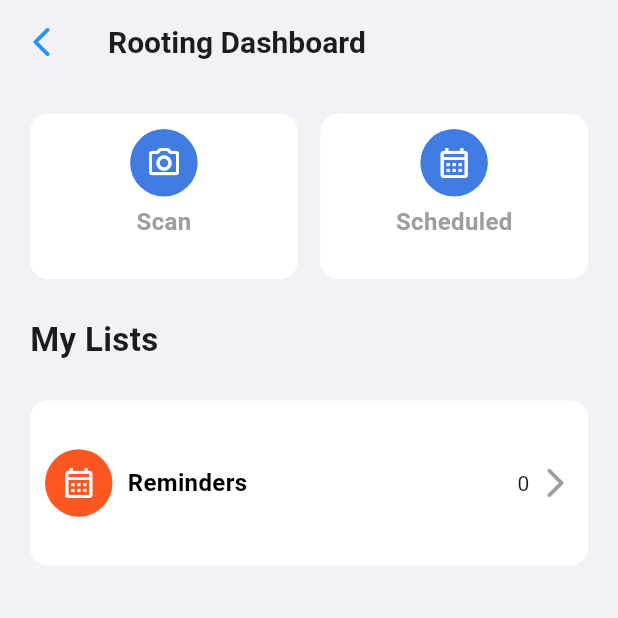
After one commit to bawantha2001/MindCare, a Flutter app: the MainScreen screen opened directly, after a tap on "Routine Tracker", on a phone screen of 412 x 824 dp, the top half of it. The commit adds this screen. Run offline on Flutter 3.47's test engine with Material 3 defaults, Android fonts, the phone set to English and light mode, and no system bars; our stand-ins replace camera, cloud_firestore, contained_tab_bar_view, firebase_auth, firebase_core, flutter_chat_types and 8 more; missing offline and left inert: alarm, flutter_firebase_chat_core, flutter_randomcolor, flutter_sound, smart_popup, tflite_v2; accounts and stored records are empty.

Commit message:
updated_changes_new

```diff
--- /dev/null
+++ b/lib/models/reminder_model.dart
@@ -0,0 +1,26 @@
+import 'dart:convert';
+
+class ReminderModel{
+  int? id;
+  DateTime? dateTime;
+  String? title;
+
+  ReminderModel({required this.id,required this.dateTime,required this.title});
+
+  factory ReminderModel.fromJson(Map<String,dynamic> json){
+    return ReminderModel(
+        id: json['id'],
+        dateTime: DateTime.parse(json['dateTime']),
+        title: json['title']
+    );
+  }
+
+  Map<String, dynamic> toJson() => {
+    'id': id,
+    'dateTime': dateTime!.toIso8601String(),
+    'title': title,
+  };
+
+
+
+}
--- /dev/null
+++ b/lib/provider/remind_provider.dart
@@ -0,0 +1,93 @@
+import 'dart:convert';
+import 'dart:io';
+
+import 'package:alarm/alarm.dart';
+import 'package:alarm/model/alarm_settings.dart';
+import 'package:alarm/model/notification_settings.dart';
+import 'package:alarm/model/volume_settings.dart';
+import 'package:flutter/widgets.dart';
+import 'package:medication/models/reminder_model.dart';
+import 'package:shared_preferences/shared_preferences.dart';
+
+class RemindProvider with ChangeNotifier{
+  List<ReminderModel>? _reminder_List;
+  SharedPreferences? remindPref;
+
+  List<ReminderModel>? get reminder_List => _reminder_List;
+
+  Future<void> saveReminder(int reminderId,DateTime dateTime,String title) async {
+
+    try{
+      remindPref = await SharedPreferences.getInstance();
+
+      final String? jsonString = remindPref!.getString("reminders");
+      _reminder_List = [];
+      if(jsonString != null){
+        final List<dynamic> decoded = jsonDecode(jsonString);
+        _reminder_List = decoded
+            .map((item) => ReminderModel.fromJson(item as Map<String, dynamic>))
+            .toList();
+      }
+
+      _reminder_List!.add(
+          ReminderModel(
+              id: reminderId,
+              dateTime: dateTime,
+              title: title));
+
+      final String updatedJson = jsonEncode(
+        _reminder_List!.map((r) => r.toJson()).toList(),
+      );
+
+      await remindPref!.setString("reminders", updatedJson);
+
+      notifyListeners();
+
+      final alarmSettings = AlarmSettings(
+        iOSBackgroundAudio: true,
+        androidStopAlarmOnTermination: true,
+        id: reminderId,
+        dateTime: dateTime,
+        assetAudioPath: 'assets/alarm.mp3',
+        loopAudio: false,
+        vibrate: true,
+        warningNotificationOnKill: Platform.isIOS,
+        androidFullScreenIntent: false,
+        volumeSettings: VolumeSettings.fade(
+          volume: 0.8,
+          fadeDuration: Duration(seconds: 5),
+          volumeEnforced: true,
+        ),
+        notificationSettings: NotificationSettings(
+          title: title,
+          body: '$title Reminder',
+          stopButton: 'Stop the alarm',
+          icon: 'notification_icon',
+          iconColor: Color.fromRGBO(64, 124, 226, 1),
+        ),
+      );
+
+      await Alarm.set(alarmSettings: alarmSettings);
+      print("Alarm Saved");
+    }catch(ex){
+      print(ex);
+    }
+  }
+
+  Future<void> fetchReminder()async{
+    remindPref = await SharedPreferences.getInstance();
+
+    final String? jsonString = remindPref!.getString("reminders");
+    _reminder_List = [];
+
+    if(jsonString != null){
+      final List<dynamic> decoded = jsonDecode(jsonString);
+      _reminder_List = decoded
+          .map((item) => ReminderModel.fromJson(item as Map<String, dynamic>))
+          .toList();
+      notifyListeners();
+    }
+  }
+
+
+}
--- a/lib/screens/do_excersice_screen.dart
+++ b/lib/screens/do_excersice_screen.dart
@@ -77,6 +77,7 @@ class _DoExcersiceScreenState extends State<DoExcersiceScreen> {
   Widget build(BuildContext context) {
     return Scaffold(
       appBar: AppBar(
+        backgroundColor: Color.fromRGBO(242, 242, 246, 1),
         title: Text("${widget.exName}"),
         leading: GestureDetector(onTap:() {
           Navigator.pop(context);
@@ -88,6 +89,7 @@ class _DoExcersiceScreenState extends State<DoExcersiceScreen> {
         padding: EdgeInsets.only(left: 15,top: 15,right: 15,bottom: 2),
         height: MediaQuery.of(context).size.height,
         width: MediaQuery.of(context).size.width,
+        color: Color.fromRGBO(242, 242, 246, 1),
         child:Column(
           children: [
             YoutubePlayer(
--- a/lib/screens/excersice_screen.dart
+++ b/lib/screens/excersice_screen.dart
@@ -16,6 +16,7 @@ class _ExcersiceScreenState extends State<ExcersiceScreen> {
   Widget build(BuildContext context) {
     return  Scaffold(
       appBar: AppBar(
+        backgroundColor: Color.fromRGBO(242, 242, 246, 1),
         title: Text("All Exercisices"),
         leading: GestureDetector(onTap:() {
           Navigator.pop(context);
@@ -27,7 +28,7 @@ class _ExcersiceScreenState extends State<ExcersiceScreen> {
         child: Container(
           width: double.infinity,
           decoration: BoxDecoration(
-              color: Colors.white
+              color: Color.fromRGBO(242, 242, 246, 1),
           ),
           child: Padding(
             padding: const EdgeInsets.all(12.0),
--- a/lib/screens/face_detect_dashboard.dart
+++ b/lib/screens/face_detect_dashboard.dart
@@ -20,6 +20,7 @@ class _FaceDetectDashboardState extends State<FaceDetectDashboard> {
   Widget build(BuildContext context) {
     return Scaffold(
       appBar: AppBar(
+        backgroundColor: Color.fromRGBO(242, 242, 246, 1),
         title: Consumer<UserAuthProvider>(builder: (BuildContext context, userAuthProvider, Widget? child) {
           return Text("Good Morning ${userAuthProvider.userModel?.name??""} ${widget.faceType=="Happy"?"😄":widget.faceType=="Sad"?"😟":"😡"}",style: TextStyle(fontSize: 20,fontWeight:FontWeight.w600 ),);
         }),
@@ -35,7 +36,7 @@ class _FaceDetectDashboardState extends State<FaceDetectDashboard> {
           height: double.infinity,
           width: double.infinity,
           decoration: BoxDecoration(
-            color: Colors.white,
+            color: Color.fromRGBO(242, 242, 246, 1),
           ),
           child: Column(
             crossAxisAlignment: CrossAxisAlignment.start,
--- a/lib/screens/main_screen.dart
+++ b/lib/screens/main_screen.dart
@@ -6,7 +6,9 @@ import 'package:get/get_core/src/get_main.dart';
 import 'package:medication/provider/auth_provider.dart';
 import 'package:medication/screens/chat_Screen/chat_screen.dart';
 import 'package:medication/screens/moodCompanion.dart';
+import 'package:medication/screens/rooting_dashboard_screen/rooting_dasshboard_screen.dart';
 import 'package:medication/screens/speech_analysis_page.dart';
+import 'package:medication/screens/welcome_screen/welcome_screen.dart';
 import 'package:provider/provider.dart';
 
 import 'routineTracker.dart';
@@ -60,16 +62,47 @@ class _MainScreenState extends State<MainScreen> {
               height: double.infinity,
               width: double.infinity,
               decoration: BoxDecoration(
-                color: Colors.white,
+                color: Color.fromRGBO(242, 242, 246, 1),
               ),
               child: Column(
                 crossAxisAlignment: CrossAxisAlignment.start,
                 children: [
-                  Column(
-                    crossAxisAlignment: CrossAxisAlignment.start,
+                  Row(
                     children: [
-                      Text("Welcome ${authProvider.userModel?.name??""}",style: TextStyle(fontSize: 24,fontWeight:FontWeight.w600 ),),
-                      Text("MindCare",style: TextStyle(fontSize: 16,fontWeight:FontWeight.w600,color: Color.fromRGBO(0, 126, 154, 1), ),),
+                      Column(
+                        crossAxisAlignment: CrossAxisAlignment.start,
+                        children: [
+                          Text("Welcome ${authProvider.userModel?.name??""}",style: TextStyle(fontSize: 24,fontWeight:FontWeight.w600 ),),
+                          Text("MindCare",style: TextStyle(fontSize: 16,fontWeight:FontWeight.w600,color: Color.fromRGBO(0, 126, 154, 1), ),),
+                        ],
+                      ),
+                      Spacer(),
+                      GestureDetector(
+                        onTap: (){
+                          showDialog(context: context, builder: (context) {
+                            return AlertDialog(
+                              title: Text("Log Out"),
+                              content: Text("Are you sure you want to Log Out?"),
+                              actions: [
+                                TextButton(
+                                  child: const Text('Cancel'),
+                                  onPressed: () {
+                                    Navigator.of(context).pop();
+                                  },
+                                ),
+                                TextButton(
+                                  child: const Text('Yes LogOut'),
+                                  onPressed: () {
+                                    Provider.of<UserAuthProvider>(context,listen: false).signOut().then((onValue){
+                                      Navigator.pushAndRemoveUntil(context, MaterialPageRoute(builder: (context) => WelcomeScreen(),), (Route<dynamic> route) => false,);
+                                    });
+                                  },
+                                ),
+                              ],
+                            );
+                          },);
+                        },
+                          child: Icon(Icons.login_rounded,size: 30,color: Colors.redAccent,))
                     ],
                   ),
                   SizedBox(height: 100,),
@@ -84,7 +117,7 @@ class _MainScreenState extends State<MainScreen> {
                         children: [
                           GestureDetector(
                             onTap: (){
-                              Get.to(Routinetracker());
+                              Get.to(RootingDasshboardScreen());
                             },
                             child: Column(
                               children: [
--- a/lib/screens/music_screen.dart
+++ b/lib/screens/music_screen.dart
@@ -14,6 +14,7 @@ class _MusicScreenState extends State<MusicScreen> {
   Widget build(BuildContext context) {
     return Scaffold(
       appBar: AppBar(
+        backgroundColor: Color.fromRGBO(242, 242, 246, 1),
         title: Text("All Songs"),
         leading: GestureDetector(onTap:() {
           Navigator.pop(context);
@@ -25,7 +26,7 @@ class _MusicScreenState extends State<MusicScreen> {
         child: Container(
           width: double.infinity,
           decoration: BoxDecoration(
-              color: Colors.white
+              color: Color.fromRGBO(242, 242, 246, 1),
           ),
           child: Padding(
             padding: const EdgeInsets.all(12.0),
--- /dev/null
+++ b/lib/screens/rooting_dashboard_screen/rooting_dasshboard_screen.dart
@@ -0,0 +1,240 @@
+import 'dart:io';
+import 'dart:math';
+
+import 'package:alarm/model/alarm_settings.dart';
+import 'package:alarm/model/notification_settings.dart';
+import 'package:alarm/model/volume_settings.dart';
+import 'package:flutter/cupertino.dart';
+import 'package:flutter/material.dart';
+import 'package:get/get.dart';
+import 'package:get/get_core/src/get_main.dart';
+import 'package:intl/intl.dart';
+import 'package:medication/provider/remind_provider.dart';
+import 'package:medication/screens/rooting_dashboard_screen/reminder_screen.dart';
+import 'package:medication/screens/widgets/custom_text.dart';
+import 'package:provider/provider.dart';
+
+import '../routineTracker.dart';
+
+class RootingDasshboardScreen extends StatefulWidget {
+  const RootingDasshboardScreen({super.key});
+
+  @override
+  State<RootingDasshboardScreen> createState() => _RootingDasshboardScreenState();
+}
+
+class _RootingDasshboardScreenState extends State<RootingDasshboardScreen> {
+
+  TextEditingController dateController = TextEditingController();
+  TextEditingController timeController = TextEditingController();
+  TextEditingController titleController = TextEditingController();
+
+@override
+  void initState() {
+    // TODO: implement initState
+    super.initState();
+    Provider.of<RemindProvider>(context,listen: false).fetchReminder();
+  }
+
+  @override
+  Widget build(BuildContext context) {
+    return Scaffold(
+      appBar: AppBar(
+        backgroundColor: Color.fromRGBO(242, 242, 246, 1),
+        title: Text("Rooting Dashboard",style: TextStyle(fontSize: 20,fontWeight:FontWeight.w600 ),),
+        leading: GestureDetector(onTap:() {
+          Navigator.pop(context);
+        },
+            child: Icon(Icons.arrow_back_ios_rounded,color: Colors.blue,)
+        ),
+      ),
+      body: Consumer<RemindProvider>(
+        builder: (BuildContext context, remindProvider, Widget? child) {
+          return Container(
+            color: Color.fromRGBO(242, 242, 246, 1),
+            height: MediaQuery.of(context).size.height,
+            width: MediaQuery.of(context).size.width,
+            child: Padding(
+              padding: const EdgeInsets.all(20),
+              child: Column(
+                crossAxisAlignment: CrossAxisAlignment.start,
+                children: [
+                  Row(
+                    children: [
+                      Flexible(
+                        child: GestureDetector(
+                          onTap: (){
+                            Get.to(Routinetracker());
+                          },
+                          child: Container(
+                            padding: EdgeInsets.all(10),
+                            decoration: BoxDecoration(
+                                color: Colors.white,
+                                borderRadius: BorderRadius.circular(12)
+                            ),
+                            height: 110,
+                            width: MediaQuery.of(context).size.width,
+                            child: Column(
+                              crossAxisAlignment: CrossAxisAlignment.center,
+                              children: [
+                                Container(
+                                  padding: EdgeInsets.all(5),
+                                  width: 45,
+                                  height: 45,
+                                  decoration: BoxDecoration(
+                                      color: Color.fromRGBO(64, 124, 226, 1),
+                                      borderRadius: BorderRadius.circular(30)
+                                  ),
+                                  child: Icon(Icons.camera_alt_outlined,color: Colors.white,),
+                                ),
+                                SizedBox(height: 5,),
+                                Text("Scan",style: TextStyle(fontSize: 16,fontWeight: FontWeight.w700,color:Colors.grey.shade500),),
+                              ],
+                            ),
+                          ),
+                        ),
+                      ),
+                      SizedBox(width: 15,),
+                      Flexible(
+                        child: GestureDetector(
+                          onTap: (){
+                            showDialog(context: context, barrierDismissible: false ,builder: (context) {
+                              return AlertDialog(
+                                title: Text("Set Reminder"),
+                                content: Container(
+                                  height: 300,
+                                  child: Column(
+                                    children: [
+                                      CustomText(textController: titleController, hintText: "Title", prefixIcon: Icons.title),
+                                      SizedBox(height: 15,),
+                                      GestureDetector(
+                                          onTap: () async {
+                                            final date = await showDatePicker(context: context, firstDate: DateTime(2000), lastDate: DateTime(2100),initialDate: DateTime.now());
+                                            if(date != null){
+                                              dateController.text = DateFormat('yyyy-MM-dd').format(date);;
+                                            }
+                                          },
+                                          child: CustomText(textController: dateController, hintText: "Select a Date", prefixIcon: Icons.calendar_month_outlined,isEnable: false,)),
+                                      SizedBox(height: 15,),
+                                      GestureDetector(
+                                          onTap: () async {
+                                            final time = await showTimePicker(context: context, initialTime: TimeOfDay(hour: DateTime.now().hour, minute: DateTime.now().minute));
+                                            final hour = time?.hour.toString().padLeft(2, '0');
+                                            final minute = time?.minute.toString().padLeft(2, '0');
+                                            if(time != null){
+                                              timeController.text = "$hour:$minute";
+                                            }
+                                          },
+                                          child: CustomText(textController: timeController, hintText: "Select a Time", prefixIcon: Icons.timer,isEnable: false,))
+                                    ],
+                                  ),
+                                ),
+                                actions: [
+                                  TextButton(
+                                    child: const Text('Cancel'),
+                                    onPressed: () {
+                                      titleController.text = "";
+                                      timeController.text = "";
+                                      dateController.text = "";
+
+                                      Navigator.of(context).pop();
+                                    },
+                                  ),
+                                  TextButton(
+                                    child: const Text('Save'),
+                                    onPressed: () {
+                                      final reminderDateTime = DateTime.parse("${dateController.text}T${timeController.text}:00");
+                                      final title = titleController.text.trim();
+                                      final reminderId = Random().nextInt(1000);
+
+                                      Provider.of<RemindProvider>(context,listen: false).saveReminder(reminderId, reminderDateTime, title).then((onValue){
+                                        Navigator.pop(context);
+                                      });
+                                    },
+                                  ),
+                                ],
+                              );
+                            },);
+                            // showDatePicker(
+                            //     context: context,
+                            //     firstDate: DateTime(2000),
+                            //     lastDate: DateTime(2100)
+                            // );
+                          },
+                          child: Container(
+                            padding: EdgeInsets.all(10),
+                            decoration: BoxDecoration(
+                                color: Colors.white,
+                                borderRadius: BorderRadius.circular(12)
+                            ),
+                            height: 110,
+                            width: MediaQuery.of(context).size.width,
+                            child: Column(
+                              crossAxisAlignment: CrossAxisAlignment.center,
+                              children: [
+                                Container(
+                                  padding: EdgeInsets.all(5),
+                                  width: 45,
+                                  height: 45,
+                                  decoration: BoxDecoration(
+                                      color: Color.fromRGBO(64, 124, 226, 1),
+                                      borderRadius: BorderRadius.circular(30)
+                                  ),
+                                  child: Icon(Icons.calendar_month_outlined,color: Colors.white,),
+                                ),
+                                SizedBox(height: 5,),
+                                Text("Scheduled",style: TextStyle(fontSize: 16,fontWeight: FontWeight.w700,color:Colors.grey.shade500),),
+                              ],
+                            ),
+                          ),
+                        ),
+                      ),
+                    ],
+                  ),
+                  SizedBox(height: 25,),
+                  Text("My Lists",style: TextStyle(fontSize: 22,fontWeight: FontWeight.bold),),
+                  SizedBox(height: 25,),
+                  GestureDetector(
+                    onTap: (){
+                      Get.to(ReminderScreen());
+                    },
+                    child: Container(
+                      padding: EdgeInsets.all(10),
+                      decoration: BoxDecoration(
+                          color: Colors.white,
+                          borderRadius: BorderRadius.circular(12)
+                      ),
+                      height: 110,
+                      width: MediaQuery.of(context).size.width,
+                      child: Row(
+                        crossAxisAlignment: CrossAxisAlignment.center,
+                        children: [
+                          Container(
+                            padding: EdgeInsets.all(5),
+                            width: 45,
+                            height: 45,
+                            decoration: BoxDecoration(
+                                color: Colors.deepOrange,
+                                borderRadius: BorderRadius.circular(30)
+                            ),
+                            child: Icon(Icons.calendar_month_outlined,color: Colors.white,),
+                          ),
+                          SizedBox(width: 10,),
+                          Text("Reminders",style: TextStyle(fontSize: 16,fontWeight: FontWeight.w700,color:Colors.black),),
+                          Spacer(),
+                          Text("${remindProvider.reminder_List?.length??0}"),
+                          SizedBox(width: 5,),
+                          Icon(Icons.arrow_forward_ios_rounded,color: Colors.grey.shade500,)
+                        ],
+                      ),
+                    ),
+                  ),
+                ],
+              ),
+            ),
+          );
+        },
+      ),
+    );
+  }
+}
--- a/lib/screens/widgets/custom_text.dart
+++ b/lib/screens/widgets/custom_text.dart
@@ -5,11 +5,14 @@ class CustomText extends StatefulWidget {
   final String hintText;
   final IconData prefixIcon;
   final bool isPassword;
+  final bool isEnable;
 
    CustomText({super.key,required this.textController,
      required this.hintText,
      required this.prefixIcon,
-     this.isPassword = false,});
+     this.isPassword = false,
+     this.isEnable = true
+   });
 
   @override
   State<CustomText> createState() => _CustomTextState();
@@ -29,6 +32,7 @@ class _CustomTextState extends State<CustomText> {
   @override
   Widget build(BuildContext context) {
     return TextField(
+      enabled: widget.isEnable,
       controller: widget.textController,
       obscureText: isObsecure && !isPasswordShow,
       decoration: InputDecoration(
--- a/lib/screens/yoga_meditaion_screen.dart
+++ b/lib/screens/yoga_meditaion_screen.dart
@@ -17,6 +17,7 @@ class _MusicScreenState extends State<YogaMeditaionScreen> {
   Widget build(BuildContext context) {
     return Scaffold(
       appBar: AppBar(
+        backgroundColor: Color.fromRGBO(242, 242, 246, 1),
         title: Text("All Yoga and Meditations"),
         leading: GestureDetector(onTap:() {
           Navigator.pop(context);
@@ -27,7 +28,7 @@ class _MusicScreenState extends State<YogaMeditaionScreen> {
       body: SafeArea(
         child: Container(
           padding: const EdgeInsets.all(8.0),
-          color: Colors.white,
+          color: Color.fromRGBO(242, 242, 246, 1),
           width: double.infinity,
           height: double.infinity,
           child: ContainedTabBarView(
```
Also changed, not shown: lib/main.dart (+7 -3 lines), lib/provider/auth_provider.dart (+18 -0 lines), lib/screens/chat_Screen/chat_screen.dart (+9 -1 lines), lib/screens/do_yoga_med_screen.dart (+13 -13 lines), lib/screens/rooting_dashboard_screen/reminder_screen.dart (added, +83 -0 lines), lib/screens/wrapper_screen/wrapper_screen.dart (added, +56 -0 lines), pubspec.yaml (+23 -0 lines), pubspec.lock, 38 other files.
